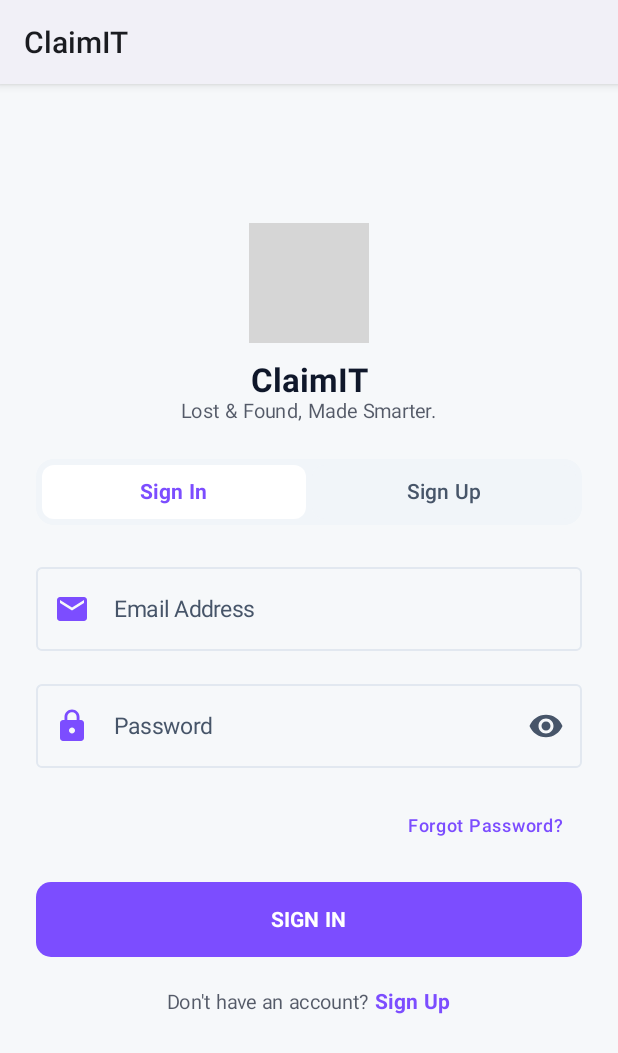
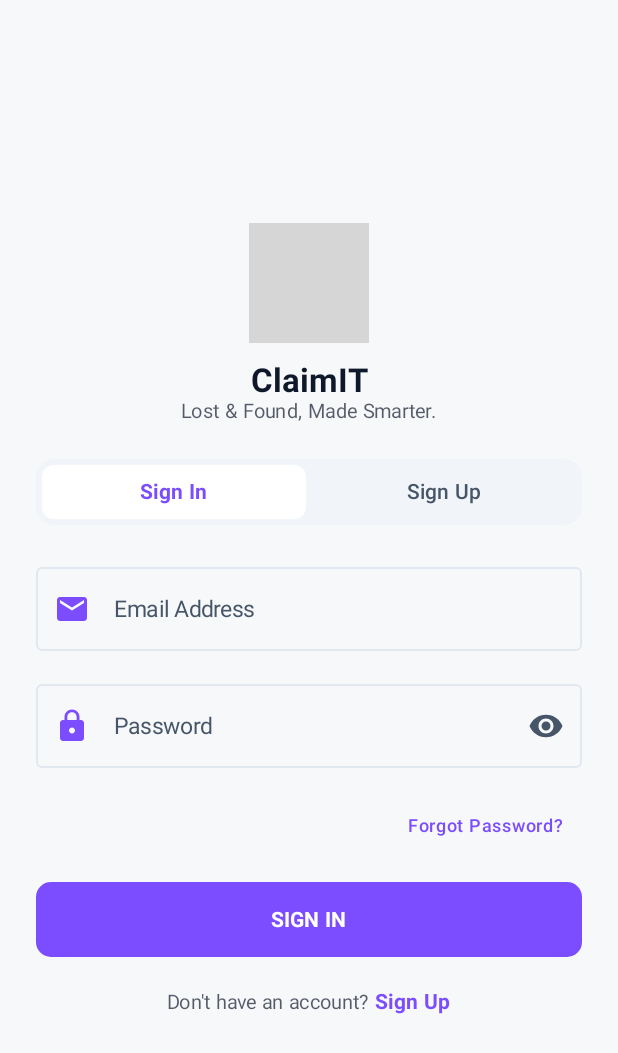
Before and after one commit to AKHILR-1/ClaimIT, an Android app built with Jetpack Compose: the screen it shows after launch (MainActivity), on a phone screen of 412 x 824 dp. Shown: the top 1053 px of the screen. Run offline under Robolectric (Android 15) with nearby library versions, the phone set to English and light mode, and no system bars; our stand-ins replace Firebase (no records; nobody signed in at launch, a user with empty details on screens opened directly); grey boxes are pictures that could not be loaded.

Commit message:
fix: disable action bar on splash theme so top bar only appears on main dashboard

```diff
--- a/app/src/main/res/values-v31/themes.xml
+++ b/app/src/main/res/values-v31/themes.xml
@@ -5,11 +5,15 @@
         <item name="windowSplashScreenBackground">#F6F8FA</item>
         <item name="windowSplashScreenAnimatedIcon">@drawable/ic_splash_transparent</item>
         <item name="postSplashScreenTheme">@style/Theme.ClaimIT</item>
+        <item name="android:windowActionBar">false</item>
+        <item name="android:windowNoTitle">true</item>
     </style>
 
     <style name="Theme.ClaimIT" parent="android:Theme.Material.Light.NoActionBar">
         <item name="android:windowBackground">#F6F8FA</item>
         <item name="android:windowSplashScreenBackground">#F6F8FA</item>
         <item name="android:windowSplashScreenAnimatedIcon">@drawable/ic_splash_transparent</item>
+        <item name="android:windowActionBar">false</item>
+        <item name="android:windowNoTitle">true</item>
     </style>
 </resources>
--- a/app/src/main/res/values/themes.xml
+++ b/app/src/main/res/values/themes.xml
@@ -5,11 +5,15 @@
         <item name="windowSplashScreenBackground">#F6F8FA</item>
         <item name="windowSplashScreenAnimatedIcon" tools:targetApi="s">@drawable/ic_splash_transparent</item>
         <item name="postSplashScreenTheme">@style/Theme.ClaimIT</item>
+        <item name="android:windowActionBar">false</item>
+        <item name="android:windowNoTitle">true</item>
     </style>
 
     <style name="Theme.ClaimIT" parent="android:Theme.Material.Light.NoActionBar">
         <item name="android:windowBackground">#F6F8FA</item>
         <item name="android:windowSplashScreenBackground" tools:targetApi="s">#F6F8FA</item>
         <item name="android:windowSplashScreenAnimatedIcon" tools:targetApi="s">@drawable/ic_splash_transparent</item>
+        <item name="android:windowActionBar">false</item>
+        <item name="android:windowNoTitle">true</item>
     </style>
 </resources>
```
